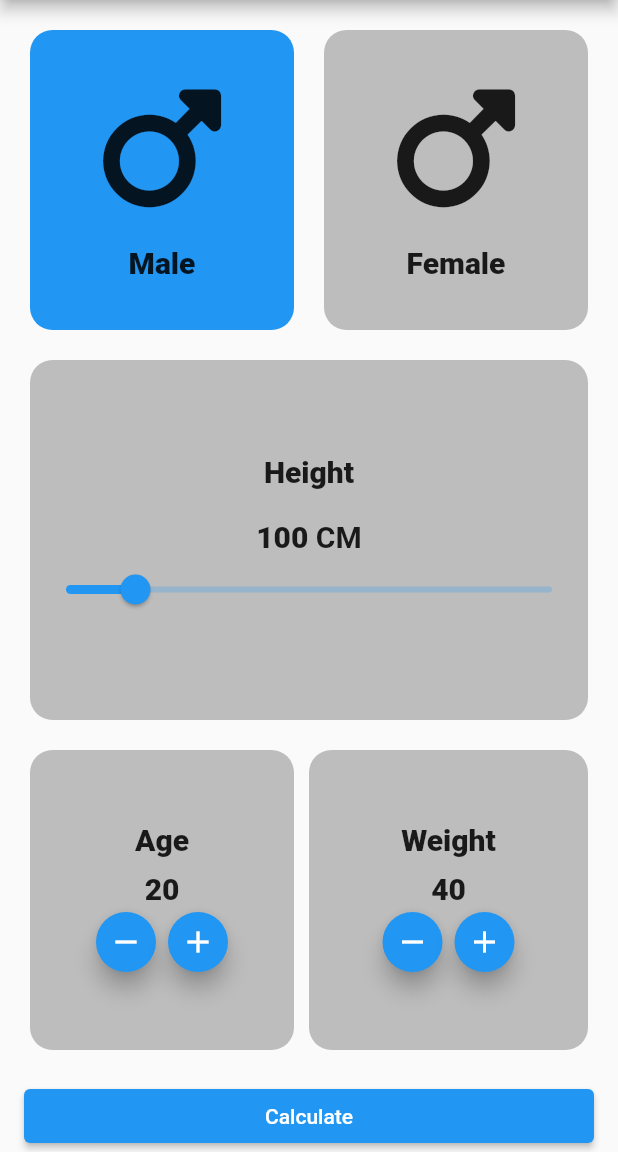
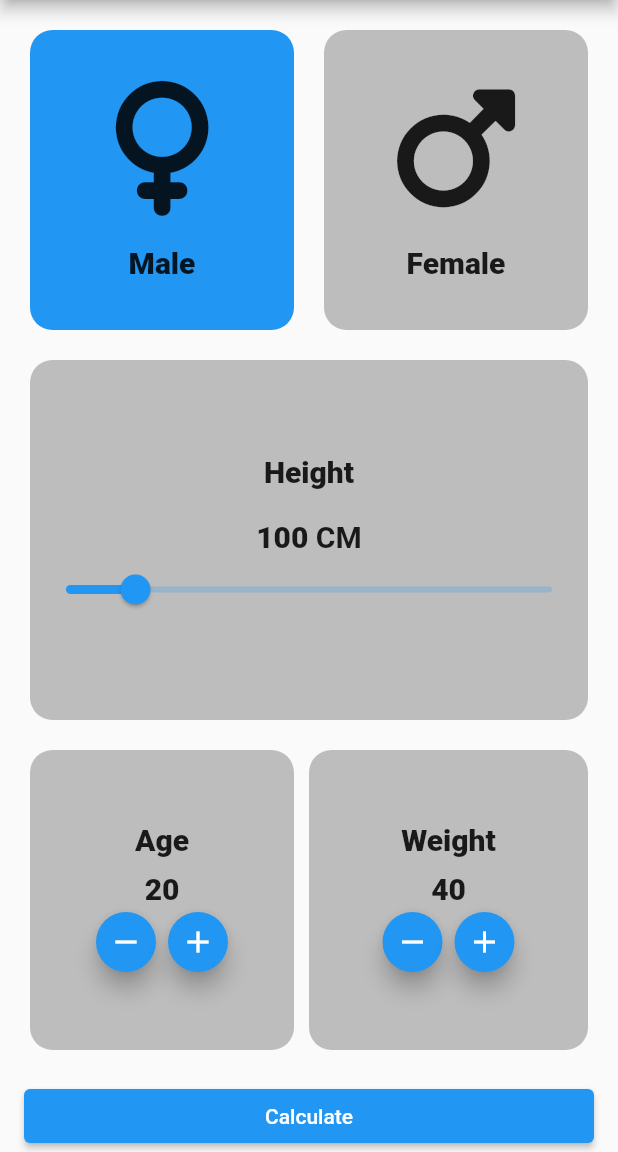
Before and after one commit to abdoahmed4900/bmi-calculator-in-flutter, a Flutter app: the screen it shows after launch, on a phone screen of 412 x 824 dp, the part 84-1236 px from its top. Run offline on Flutter 3.47's test engine with Material 2 defaults, Android fonts, the phone set to English and light mode, and no system bars; drawn by our look-alikes of easy_rich_text; our stand-ins replace font_awesome_flutter.

Commit message:
change of gender icon

```diff
--- a/lib/bmi_screen.dart
+++ b/lib/bmi_screen.dart
@@ -64,7 +64,7 @@ class _BmiScreenState extends State<BmiScreen> {
                           child: Column(
                             mainAxisAlignment: MainAxisAlignment.center,
                             children: [
-                              const FaIcon(FontAwesomeIcons.mars, size: 90),
+                              const FaIcon(FontAwesomeIcons.venus, size: 90),
                               const SizedBox(
                                 height: 20,
                               ),
```
